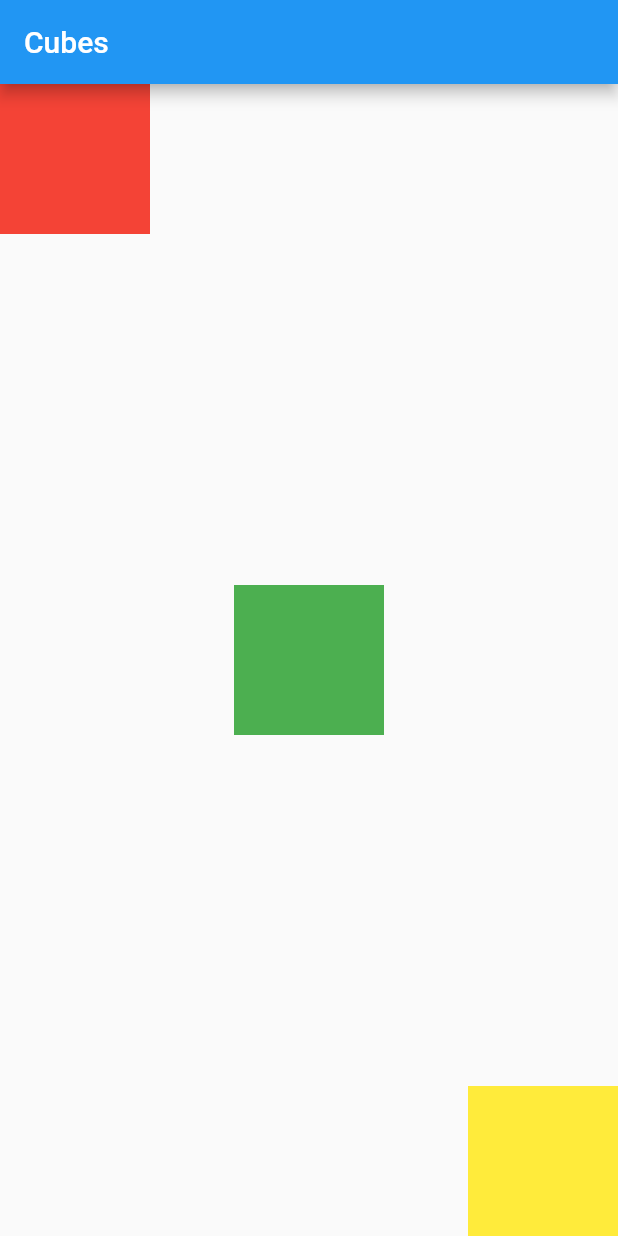
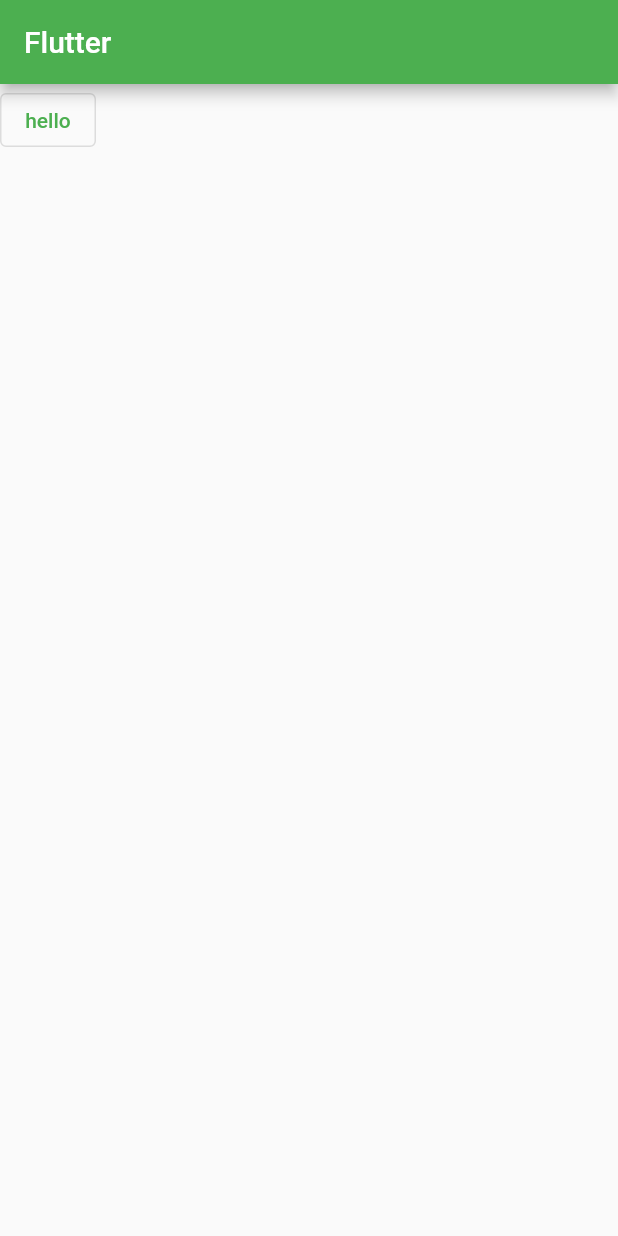
Before and after one commit to lukajincharadze/Flutter, a Flutter app: the screen it shows after launch, on a phone screen of 412 x 824 dp. Run offline on Flutter 3.47's test engine with Material 2 defaults, Android fonts, the phone set to English and light mode, and no system bars.

Commit message:
Update main.dart

```diff
--- a/lib/main.dart
+++ b/lib/main.dart
@@ -13,46 +13,14 @@ class MyApp extends StatelessWidget {
     return MaterialApp(
       title: 'Flutter Demo',
       theme: ThemeData(
-        primarySwatch: Colors.blue,
+        primarySwatch: Colors.green,
       ), // ThemeData
       home: Scaffold(
           appBar: AppBar(
-            title: Text("Cubes"),
+            title: Text("Flutter"),
           ),
-          body: Row(
-            mainAxisAlignment: MainAxisAlignment.spaceBetween,
-            children: [
-              Column(
-                children: [
-                  Container(
-                    color: Colors.red,
-                    height: 100,
-                    width: 100,
-                  ),
-                ],
-              ),
-              Column(
-                mainAxisAlignment: MainAxisAlignment.center,
-                children: [
-                  Container(
-                    color: Colors.green,
-                    height: 100,
-                    width: 100,
-                  ),
-                ],
-              ),
-              Column(
-                mainAxisAlignment: MainAxisAlignment.end,
-                children: [
-                  Container(
-                    color: Colors.yellow,
-                    height: 100,
-                    width: 100,
-                  ),
-                ],
-              ),
-            ],
-          )),
+          body: OutlinedButton(onPressed: () {}, child: Text("hello"),),
+      ),
     );
   }
 }
```
